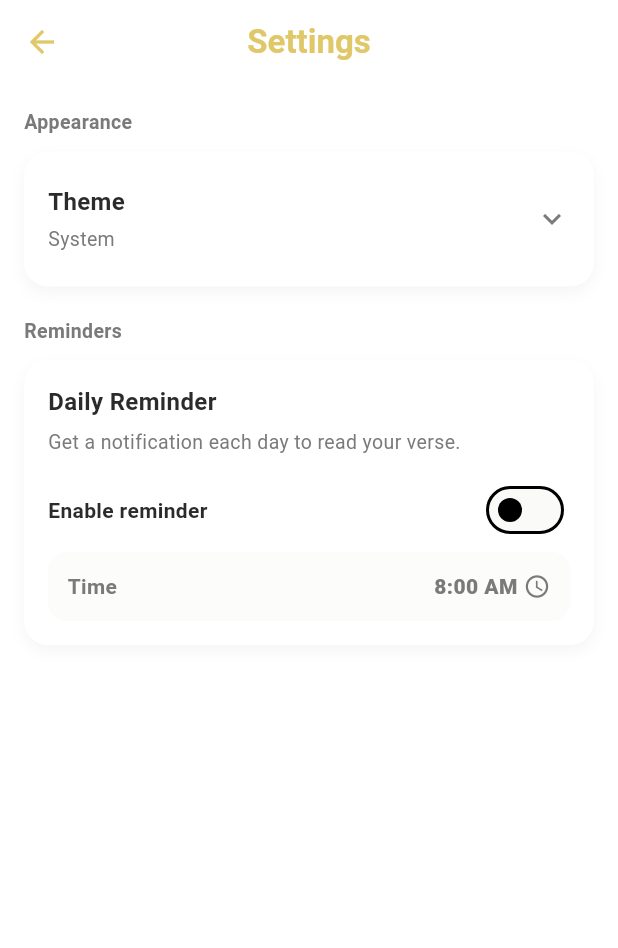
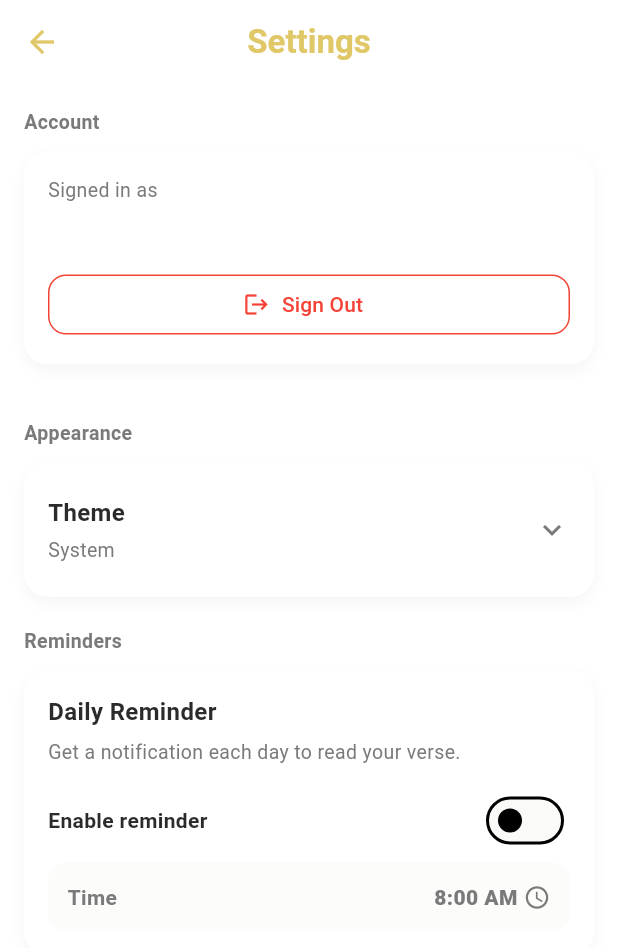
Before and after one commit to ccurrie16/My-Daily-Verse, a Flutter app: the Settings screen opened by its route, on a phone screen of 412 x 824 dp. Shown: the top 948 px of the screen. Run offline on Flutter 3.47's test engine with Material 3 defaults, Android fonts, the phone set to English and light mode, and no system bars; our stand-ins replace firebase_auth, flutter_local_notifications, flutter_svg, google_fonts, google_sign_in, shared_preferences and 1 more; accounts and stored records are empty; statements that could not run were skipped.

Commit message:
Add sign out to settings page

```diff
--- a/lib/pages/settings.dart
+++ b/lib/pages/settings.dart
@@ -2,8 +2,10 @@ import 'package:flutter/material.dart';
 import 'package:bible/theme_controller.dart';
 import 'package:bible/services/reminder_settings_service.dart';
 import 'package:bible/pages/home_screen.dart';
+import 'package:bible/services/auth_service.dart';
+import 'package:bible/pages/auth_screen.dart';
 
-// Settings page allowing theme selection and daily reminder configuration
+// Settings page allowing theme selection, daily reminder configuration, and sign out
 class Settings extends StatefulWidget {
   final ThemeController themeController;
 
@@ -106,11 +108,52 @@ class _SettingsState extends State<Settings> {
     }
   }
 
+  // Handle sign out
+  Future<void> _handleSignOut() async {
+    // Show confirmation dialog
+    final confirmed = await showDialog<bool>(
+      context: context,
+      builder: (context) => AlertDialog(
+        title: const Text('Sign Out'),
+        content: const Text('Are you sure you want to sign out?'),
+        actions: [
+          TextButton(
+            onPressed: () => Navigator.pop(context, false),
+            child: const Text('Cancel'),
+          ),
+          TextButton(
+            onPressed: () => Navigator.pop(context, true),
+            style: TextButton.styleFrom(
+              foregroundColor: Colors.red,
+            ),
+            child: const Text('Sign Out'),
+          ),
+        ],
+      ),
+    );
+
+    if (confirmed == true) {
+      // Sign out user
+      await AuthService.signOut();
+
+      if (mounted) {
+        // Navigate to auth screen
+        Navigator.of(context).pushAndRemoveUntil(
+          MaterialPageRoute(builder: (_) => const AuthScreen()),
+          (route) => false,
+        );
+      }
+    }
+  }
+
   @override
   // Build the settings page UI
   Widget build(BuildContext context) {
     // Determine if dark mode is enabled
     final isDark = Theme.of(context).brightness == Brightness.dark;
+
+    // Get current user email for display
+    final userEmail = AuthService.currentUser?.email ?? 'Not signed in';
 
     return Scaffold(
       // Set background color based on theme
@@ -132,6 +175,62 @@ class _SettingsState extends State<Settings> {
       body: ListView(
         padding: const EdgeInsets.all(16),
         children: [
+          // Account section
+          Text(
+            'Account',
+            style: TextStyle(
+              fontSize: 13,
+              fontWeight: FontWeight.w700,
+              color: AppColors.getSecondaryText(context),
+            ),
+          ),
+          const SizedBox(height: 10),
+
+          // Account info card
+          _Card(
+            isDark: isDark,
+            child: Column(
+              crossAxisAlignment: CrossAxisAlignment.start,
+              children: [
+                Text(
+                  'Signed in as',
+                  style: TextStyle(
+                    fontSize: 13,
+                    color: AppColors.getSecondaryText(context),
+                  ),
+                ),
+                const SizedBox(height: 4),
+                Text(
+                  userEmail,
+                  style: TextStyle(
+                    fontSize: 16,
+                    fontWeight: FontWeight.w600,
+                    color: AppColors.getPrimaryText(context),
+                  ),
+                ),
+                const SizedBox(height: 16),
+                // Sign out button
+                SizedBox(
+                  width: double.infinity,
+                  child: OutlinedButton.icon(
+                    onPressed: _handleSignOut,
+                    style: OutlinedButton.styleFrom(
+                      foregroundColor: Colors.red,
+                      side: const BorderSide(color: Colors.red),
+                      shape: RoundedRectangleBorder(
+                        borderRadius: BorderRadius.circular(12),
+                      ),
+                    ),
+                    icon: const Icon(Icons.logout),
+                    label: const Text('Sign Out'),
+                  ),
+                ),
+              ],
+            ),
+          ),
+
+          const SizedBox(height: 24),
+
           Text(
             'Appearance',
             style: TextStyle(
```
